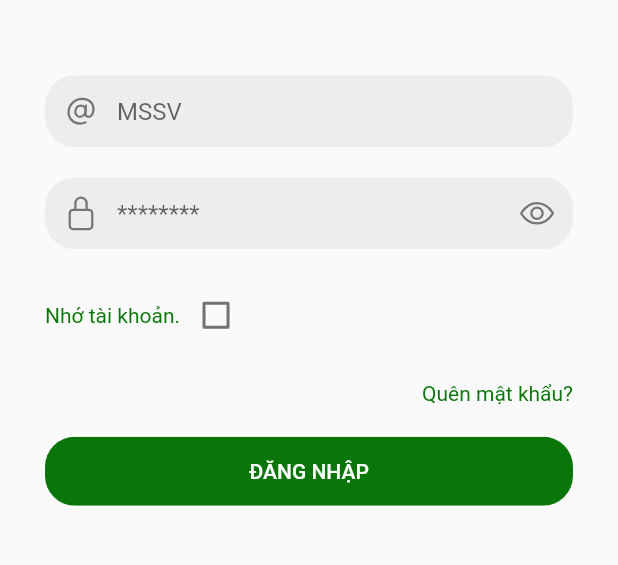
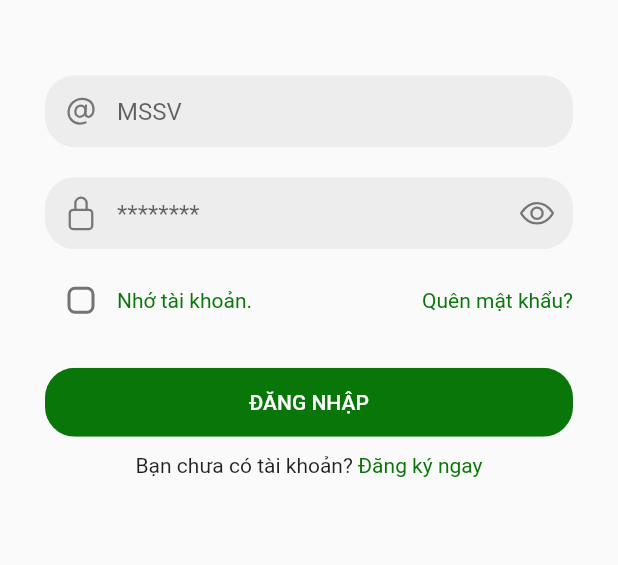
Before and after one commit to lilwxs/UDA-Center-Application, a Flutter app: the screen it shows after launch, on a phone screen of 412 x 824 dp, the part 314-879 px from its top. Run offline on Flutter 3.47's test engine with Material 2 defaults, Android fonts, the phone set to English and light mode, and no system bars; our stand-ins replace cached_network_image, carousel_slider, dio, firebase_core, firebase_messaging, flutter_native_splash and 5 more; accounts and stored records are empty.

Commit message:
...
UPDATE SPLASH

```diff
--- a/lib/components/welcome/login_form.dart
+++ b/lib/components/welcome/login_form.dart
@@ -7,6 +7,7 @@ import 'package:hive_flutter/hive_flutter.dart';
 import 'package:uda_std_application/components/welcome/forgot_password.dart';
 import 'package:uda_std_application/controllers/welcome_controller.dart';
 import 'package:uda_std_application/theme/color.dart';
+import 'package:uda_std_application/views/welcome_view.dart';
 
 import '../../theme/input.dart';
 
@@ -106,27 +107,28 @@ class _LoginFormState extends State<LoginForm> {
             ),
           ),
           Padding(
-            padding: EdgeInsets.only(top: 20),
-            child: Align(
-                alignment: Alignment.center,
+            padding: EdgeInsets.only(top: 10),
             child: Row(
+              mainAxisAlignment: MainAxisAlignment.spaceBetween,
               children: [
-                    Text("Nhớ tài khoản.",
-                        style: TextStyle(color: kPrimaryColor)),
+                Row(
+                  mainAxisAlignment: MainAxisAlignment.center,
+                  children: [
                     Checkbox(
                       value: isChecked,
                       onChanged: (value) {
                         isChecked = !isChecked;
                         setState(() {});
-                        })
+                      },
+                      shape: RoundedRectangleBorder(
+                        borderRadius: BorderRadius.circular(5), // set radius
+                      ),
+                    ),
+                    const Text("Nhớ tài khoản.",
+                        style: TextStyle(color: kPrimaryColor)),
                   ],
-                )),
                 ),
-          Padding(
-            padding: EdgeInsets.only(top: 20),
-            child: Align(
-              alignment: Alignment.centerRight,
-              child: GestureDetector(
+                GestureDetector(
                   onTap: () {
                     Get.to(() => ForgotPass());
                   },
@@ -135,10 +137,12 @@ class _LoginFormState extends State<LoginForm> {
                     style: TextStyle(color: kPrimaryColor),
                   ),
                 ),
+              ],
             ),
           ),
+
           Padding(
-            padding: const EdgeInsets.only(top: 20),
+            padding: const EdgeInsets.only(top: 20, bottom: 10),
             child: Obx(
               () => AnimatedOpacity(
                 opacity: c.loading.isTrue ? 0.5 : 1,
@@ -167,6 +171,23 @@ class _LoginFormState extends State<LoginForm> {
               ),
             ),
           ),
+          Row(
+            mainAxisAlignment: MainAxisAlignment.center,
+            children: [
+              const Text('Bạn chưa có tài khoản?'),
+              InkWell(
+                onTap: () {
+                  Get.to(() => WelcomeView.route);
+                },
+                child: Text(
+                  ' Đăng ký ngay',
+                  style: TextStyle(
+                    color: kPrimaryColor,
+                  ),
+                ),
+              ),
+            ],
+          ),
         ],
       ),
     );
```
Also changed, not shown: lib/components/welcome/forgot_password.dart (+13 -13 lines), assets/images/logo.png. Lines whose indentation alone changed are shown as unchanged.
